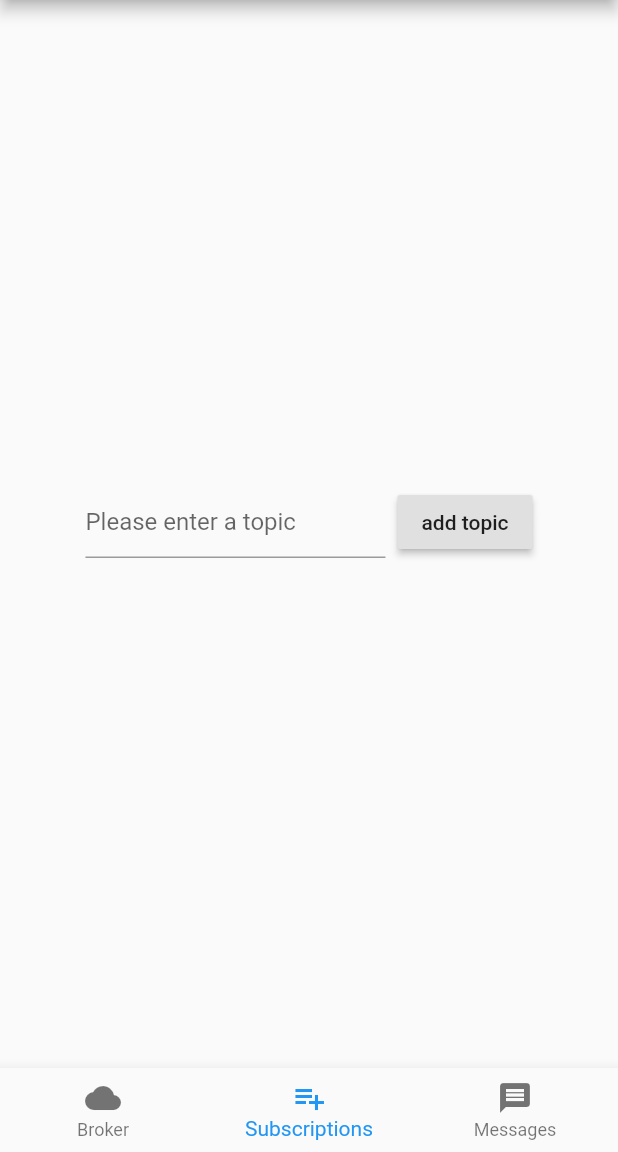
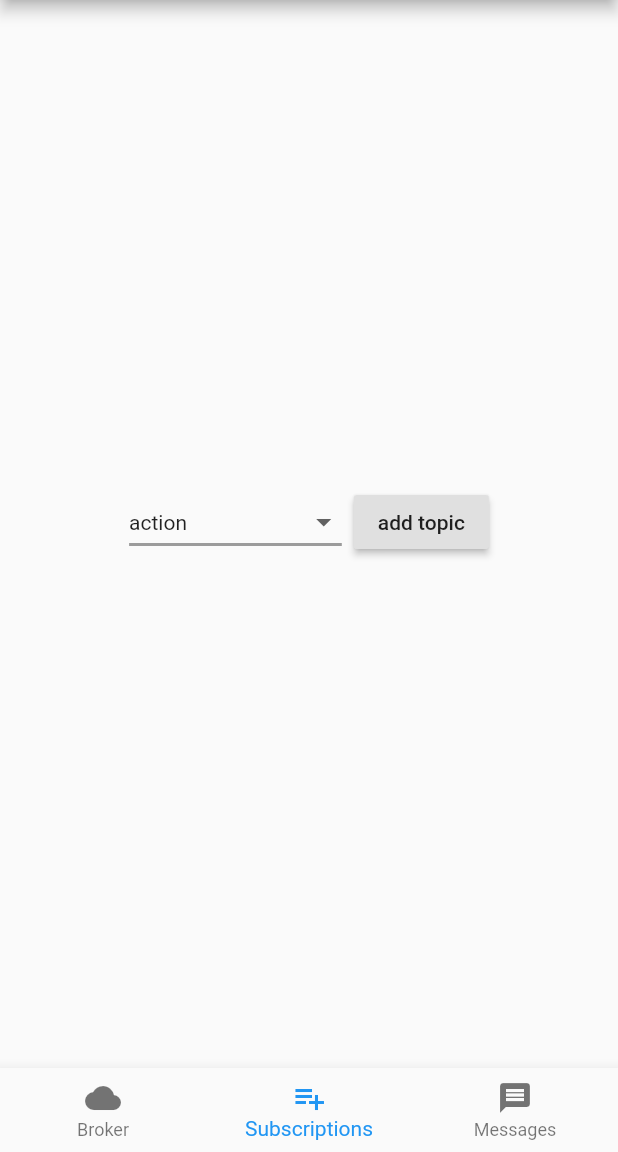
Before and after one commit to jlia0/IoT-Manager, a Flutter app: the screen it shows after launch, swiped to page 2, on a phone screen of 412 x 824 dp, the part 84-1236 px from its top. Run offline on Flutter 3.47's test engine with Material 2 defaults, Android fonts, the phone set to English and light mode, and no system bars; missing offline and left inert: lamp, mqtt_client.

Commit message:
Implemented drop down box, preventing user to input an invalid topic.

```diff
--- a/lib/main.dart
+++ b/lib/main.dart
@@ -322,6 +322,7 @@ class _MyHomePageState extends State<MyHomePage> {
 
 
   }
+  String dropdownValue = "action";
 
   Column _buildSubscriptionsPage() {
     return Column(
@@ -331,10 +332,31 @@ class _MyHomePageState extends State<MyHomePage> {
           mainAxisAlignment: MainAxisAlignment.center,
           children: <Widget>[
             SizedBox(
-              width: 200.0,
-              child: TextField(
-                controller: topicController,
-                decoration: InputDecoration(hintText: 'Please enter a topic'),
+              child: DropdownButton<String>(
+                value: dropdownValue,
+
+                iconSize:24,
+                elevation:16,
+                  style: TextStyle(
+                      color: Colors.black87,
+                  ),
+                  underline: Container(
+                    height: 2,
+                    color: Colors.black38,
+                  ),
+                  onChanged: (String newValue) {
+                    setState(() {
+                      dropdownValue = newValue;
+                    });
+                  },
+                items: <String>['action', 'receive notification', 'turn on flashlight', 'turn off heater']
+                    .map<DropdownMenuItem<String>>((String value) {
+                  return DropdownMenuItem<String>(
+                    value: value,
+                    child: Text(value),
+                  );
+                })
+                    .toList(),
               ),
             ),
             SizedBox(width: 8.0),
```
